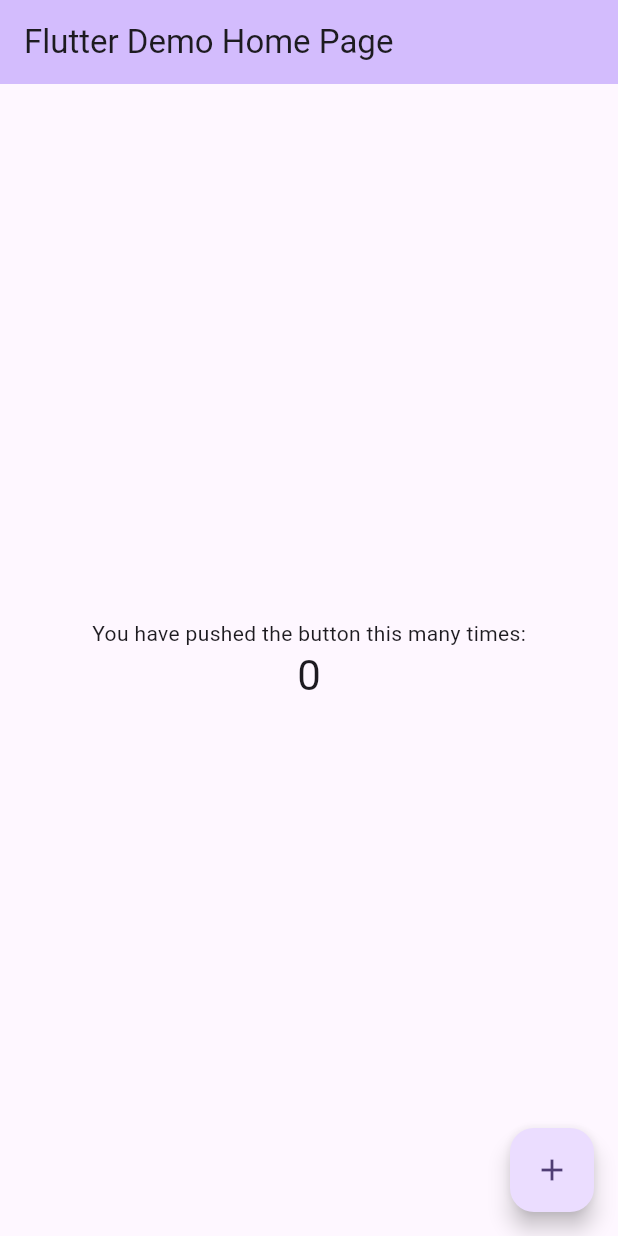
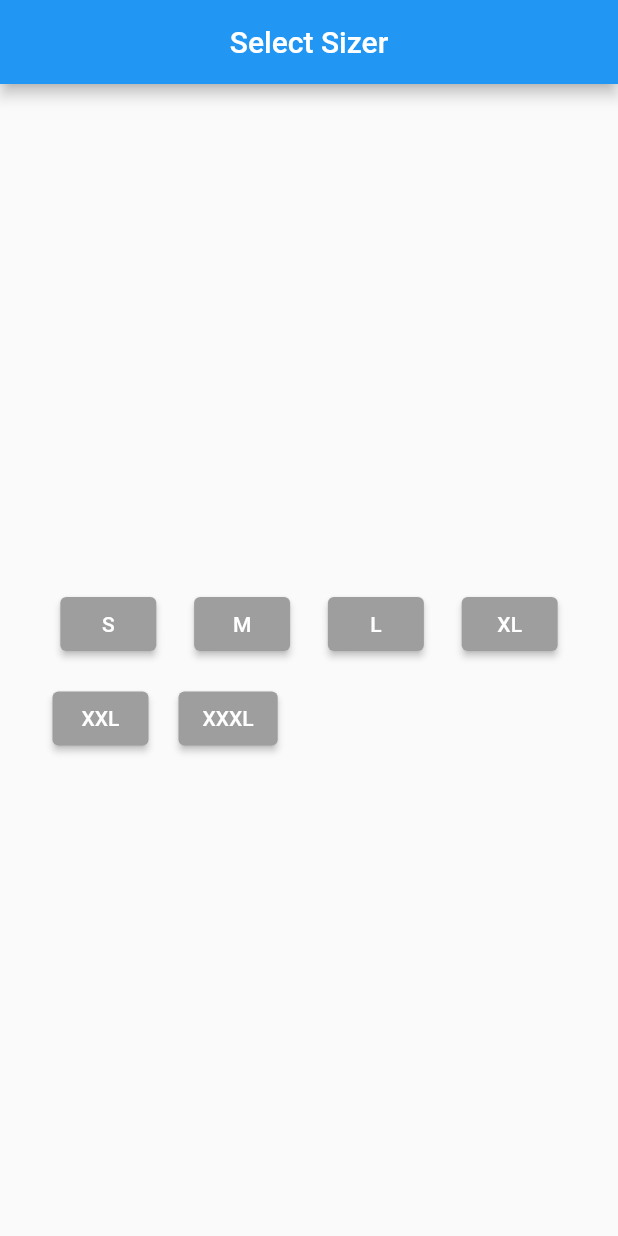
Before and after one commit to sajjadrahman56/task-manager, a Flutter app: the screen it shows after launch, on a phone screen of 412 x 824 dp. Run offline on Flutter 3.47's test engine with Material 2 defaults, Android fonts, the phone set to English and light mode, and no system bars.

Commit message:
base design

```diff
--- /dev/null
+++ b/live_09/lib/home_scren.dart
@@ -0,0 +1,94 @@
+import 'package:flutter/material.dart';
+
+class ButtonScreen extends StatefulWidget {
+  const ButtonScreen({super.key});
+
+  @override
+  State<ButtonScreen> createState() => _ButtonScreenState();
+}
+
+class _ButtonScreenState extends State<ButtonScreen> {
+  @override
+  Widget build(BuildContext context) {
+    return Scaffold(
+      appBar: AppBar(
+        title: Text('Select Sizer'),
+        centerTitle: true,
+      ),
+      body: Center(
+        child: Column(
+          mainAxisAlignment: MainAxisAlignment.center,
+          children: [
+            Padding(
+              padding: const EdgeInsets.all(15),
+              child: Row(
+                mainAxisAlignment: MainAxisAlignment.spaceEvenly,
+                children: [
+                  ElevatedButton(
+                    style: ElevatedButton.styleFrom(
+                      backgroundColor: Colors.grey,
+                    ),
+                    onPressed: () {},
+                    child: const Text('S'),
+                  ),
+                  ElevatedButton(
+                    style: ElevatedButton.styleFrom(
+                      backgroundColor: Colors.grey,
+                    ),
+                    onPressed: () {},
+                    child: const Text('M'),
+                  ),
+                  ElevatedButton(
+                    style: ElevatedButton.styleFrom(
+                      backgroundColor: Colors.grey,
+                    ),
+                    onPressed: () {},
+                    child: const Text('L'),
+                  ),
+                  ElevatedButton(
+                    style: ElevatedButton.styleFrom(
+                      backgroundColor: Colors.grey,
+                    ),
+                    onPressed: () {},
+                    child: const Text('XL'),
+                  ),
+                ],
+              ),
+            ),
+            Padding(
+              padding: const EdgeInsets.symmetric(horizontal: 35),
+              child: Row(
+                mainAxisAlignment: MainAxisAlignment.start,
+                children: [
+                  ElevatedButton(
+                    style: ElevatedButton.styleFrom(
+                      backgroundColor: Colors.grey,
+                    ),
+                    onPressed: () {},
+                    child: const Text('XXL'),
+                  ),
+                  SizedBox(
+                    width: 20,
+                  ),
+                  ElevatedButton(
+                    style: ElevatedButton.styleFrom(
+                      backgroundColor: Colors.grey,
+                    ),
+                    onPressed: () {},
+                    child: const Text('XXXL'),
+                  ),
+                ],
+              ),
+            ),
+          ],
+        ),
+      ),
+    );
+  }
+
+  buttonStyle() {
+    return ElevatedButton.styleFrom(
+      backgroundColor: Colors.grey,
+    );
+  }
+}
--- a/live_09/lib/main.dart
+++ b/live_09/lib/main.dart
@@ -1,4 +1,5 @@
 import 'package:flutter/material.dart';
+import 'package:live_09/home_scren.dart';
 
 void main() {
   runApp(const MyApp());
@@ -12,114 +13,7 @@ class MyApp extends StatelessWidget {
   Widget build(BuildContext context) {
     return MaterialApp(
       title: 'Flutter Demo',
-      theme: ThemeData(
-        // This is the theme of your application.
-        //
-        // TRY THIS: Try running your application with "flutter run". You'll see
-        // the application has a blue toolbar. Then, without quitting the app,
-        // try changing the seedColor in the colorScheme below to Colors.green
-        // and then invoke "hot reload" (save your changes or press the "hot
-        // reload" button in a Flutter-supported IDE, or press "r" if you used
-        // the command line to start the app).
-        //
-        // Notice that the counter didn't reset back to zero; the application
-        // state is not lost during the reload. To reset the state, use hot
-        // restart instead.
-        //
-        // This works for code too, not just values: Most code changes can be
-        // tested with just a hot reload.
-        colorScheme: ColorScheme.fromSeed(seedColor: Colors.deepPurple),
-        useMaterial3: true,
-      ),
-      home: const MyHomePage(title: 'Flutter Demo Home Page'),
+      home: ButtonScreen(),
     );
   }
 }
-
-class MyHomePage extends StatefulWidget {
-  const MyHomePage({super.key, required this.title});
-
-  // This widget is the home page of your application. It is stateful, meaning
-  // that it has a State object (defined below) that contains fields that affect
-  // how it looks.
-
-  // This class is the configuration for the state. It holds the values (in this
-  // case the title) provided by the parent (in this case the App widget) and
-  // used by the build method of the State. Fields in a Widget subclass are
-  // always marked "final".
-
-  final String title;
-
-  @override
-  State<MyHomePage> createState() => _MyHomePageState();
-}
-
-class _MyHomePageState extends State<MyHomePage> {
-  int _counter = 0;
-
-  void _incrementCounter() {
-    setState(() {
-      // This call to setState tells the Flutter framework that something has
-      // changed in this State, which causes it to rerun the build method below
-      // so that the display can reflect the updated values. If we changed
-      // _counter without calling setState(), then the build method would not be
-      // called again, and so nothing would appear to happen.
-      _counter++;
-    });
-  }
-
-  @override
-  Widget build(BuildContext context) {
-    // This method is rerun every time setState is called, for instance as done
-    // by the _incrementCounter method above.
-    //
-    // The Flutter framework has been optimized to make rerunning build methods
-    // fast, so that you can just rebuild anything that needs updating rather
-    // than having to individually change instances of widgets.
-    return Scaffold(
-      appBar: AppBar(
-        // TRY THIS: Try changing the color here to a specific color (to
-        // Colors.amber, perhaps?) and trigger a hot reload to see the AppBar
-        // change color while the other colors stay the same.
-        backgroundColor: Theme.of(context).colorScheme.inversePrimary,
-        // Here we take the value from the MyHomePage object that was created by
-        // the App.build method, and use it to set our appbar title.
-        title: Text(widget.title),
-      ),
-      body: Center(
-        // Center is a layout widget. It takes a single child and positions it
-        // in the middle of the parent.
-        child: Column(
-          // Column is also a layout widget. It takes a list of children and
-          // arranges them vertically. By default, it sizes itself to fit its
-          // children horizontally, and tries to be as tall as its parent.
-          //
-          // Column has various properties to control how it sizes itself and
-          // how it positions its children. Here we use mainAxisAlignment to
-          // center the children vertically; the main axis here is the vertical
-          // axis because Columns are vertical (the cross axis would be
-          // horizontal).
-          //
-          // TRY THIS: Invoke "debug painting" (choose the "Toggle Debug Paint"
-          // action in the IDE, or press "p" in the console), to see the
-          // wireframe for each widget.
-          mainAxisAlignment: MainAxisAlignment.center,
-          children: <Widget>[
-            const Text(
-              'You have pushed the button this many times:',
-            ),
-            Text(
-              '$_counter',
-              style: Theme.of(context).textTheme.headlineMedium,
-            ),
-          ],
-        ),
-      ),
-      floatingActionButton: FloatingActionButton(
-        onPressed: _incrementCounter,
-        tooltip: 'Increment',
-        child: const Icon(Icons.add),
-      ), // This trailing comma makes auto-formatting nicer for build methods.
-    );
-  }
-}
```
